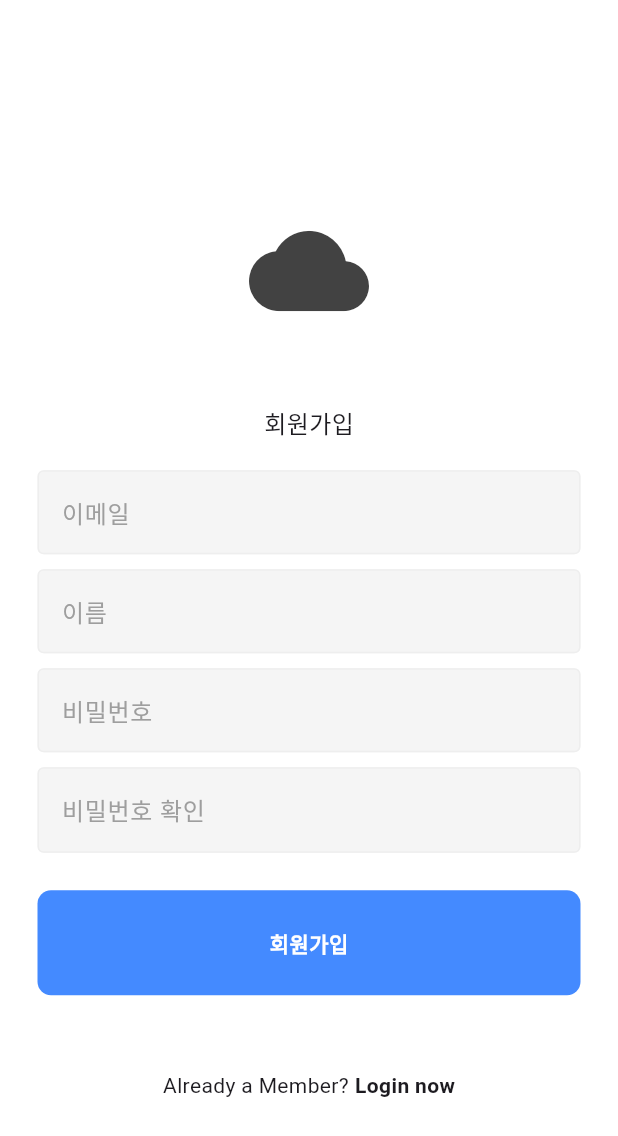
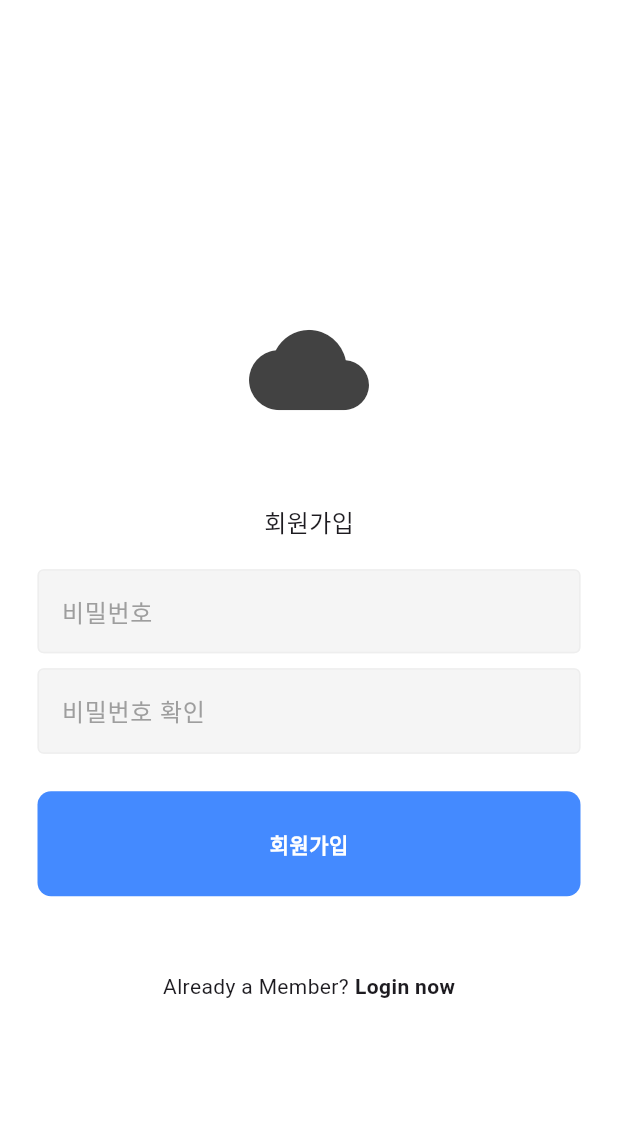
Before and after one commit to janeny117/chat_app, a Flutter app: the RegisterStep2 screen opened directly with empty values, on a phone screen of 412 x 824 dp. Shown: the top 1136 px of the screen. Run offline on Flutter 3.47's test engine with Material 3 defaults, Android fonts, the light colour scheme and no system bars; our stand-ins replace cloud_firestore, firebase_auth, firebase_core; accounts and stored records are empty.

Commit message:
register page 완료

```diff
--- a/lib/pages/register_page_step2.dart
+++ b/lib/pages/register_page_step2.dart
@@ -88,7 +88,7 @@ class _RegisterStep2State extends State<RegisterStep2> {
                     height: 50,
                   ),
                   //create account message
-                  Text(
+                  const Text(
                     "회원가입",
                     style: TextStyle(
                       fontSize: 16,
@@ -96,22 +96,6 @@ class _RegisterStep2State extends State<RegisterStep2> {
                   ),
                   const SizedBox(
                     height: 20,
-                  ),
-                  //email textfield
-                  MyTextField(
-                      controller: emailController,
-                      hintText: '이메일',
-                      obscureText: false),
-                  const SizedBox(
-                    height: 10,
-                  ),
-                  // nameTextField
-                  MyTextField(
-                      controller: nameController,
-                      hintText: '이름',
-                      obscureText: false),
-                  const SizedBox(
-                    height: 10,
                   ),
                   //password textfield
                   MyTextField(
```
